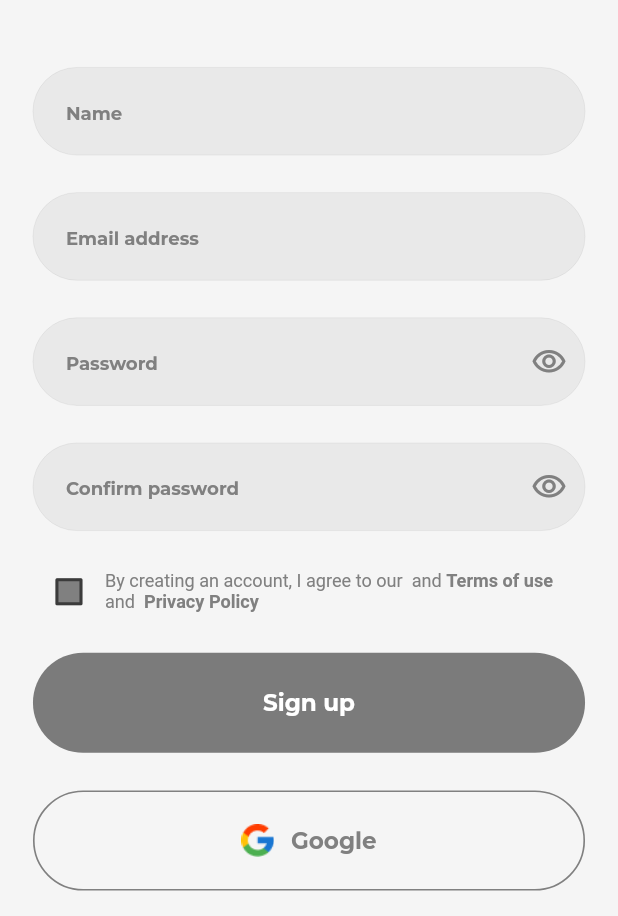
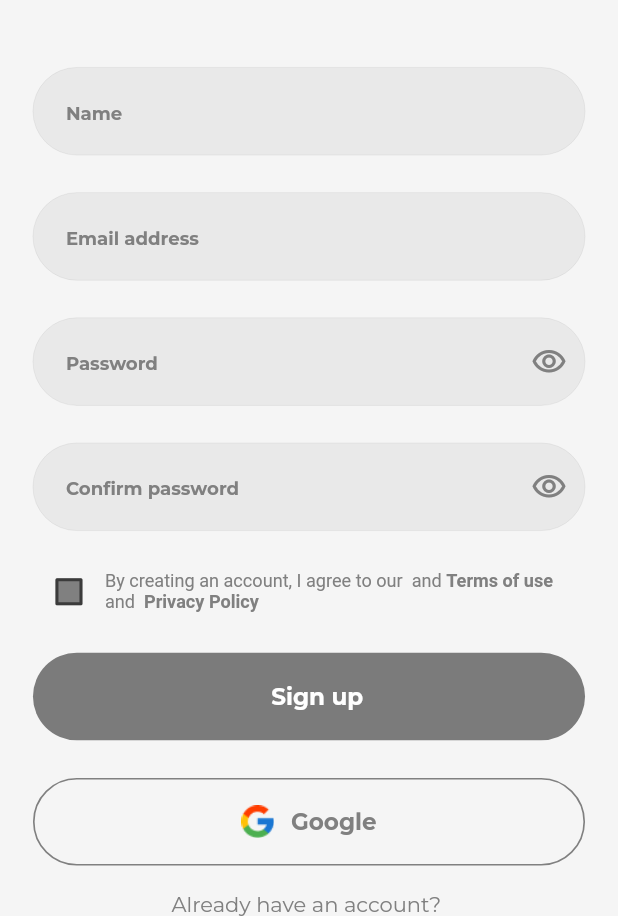
Before and after one commit to avnivrs/Rhobuy, a Flutter app: the SignupScreen screen opened directly, on a phone screen of 412 x 824 dp, the part 320-1236 px from its top. Run offline on Flutter 3.47's test engine with Material 2 defaults, Android fonts, the phone set to English and light mode, and no system bars; our stand-ins replace animated_text_kit, flutter_screenutil, get, hive_flutter, line_icons; accounts and stored records are empty.

Commit message:
animated text

```diff
--- a/lib/widget/basic_widget.dart
+++ b/lib/widget/basic_widget.dart
@@ -38,10 +38,10 @@
     width: 95.w,
     height: Get.mediaQuery.size.height * 0.4 - 50.h,
     decoration: BoxDecoration(
-      borderRadius: buildBorderRadius(100),
-      color: color,
-      image: DecorationImage(image: AssetImage(imgUrl+imageAsset),fit: BoxFit.cover)
-    ),
+        borderRadius: buildBorderRadius(100),
+        color: color,
+        image: DecorationImage(
+            image: AssetImage(imgUrl + imageAsset), fit: BoxFit.cover)),
   );
 }
 
@@ -53,7 +53,8 @@
       sizedBoxWidth(5),
       Text(
         '${DateTime.now().year} Rhobuy from Avniverse, Inc.',
-        style: TextStyle(fontSize: 11.sp, fontWeight:FontWeight.w600,color: kGreyColor),
+        style: TextStyle(
+            fontSize: 11.sp, fontWeight: FontWeight.w600, color: kGreyColor),
       ),
     ],
   );
@@ -68,7 +69,8 @@
 InputDecoration buildInputDecoration(String hintText) {
   return InputDecoration(
     hintText: hintText,
-    hintStyle: TextStyle(fontSize: 11.sp,fontWeight: FontWeight.w600,color: kGreyColor),
+    hintStyle: TextStyle(
+        fontSize: 11.sp, fontWeight: FontWeight.w600, color: kGreyColor),
     isCollapsed: true,
     contentPadding: EdgeInsets.symmetric(horizontal: 20.w, vertical: 23.h),
     filled: true,
@@ -84,8 +86,8 @@
   return InputDecoration(
     hintText: hintText,
     isCollapsed: true,
-    hintStyle: TextStyle(fontSize: 11.sp,fontWeight: FontWeight.w600,color: kGreyColor),
-
+    hintStyle: TextStyle(
+        fontSize: 11.sp, fontWeight: FontWeight.w600, color: kGreyColor),
     contentPadding: EdgeInsets.symmetric(horizontal: 20.w, vertical: 23.h),
     filled: true,
     fillColor: kInputBgColor,
@@ -110,8 +112,8 @@
   return InputDecoration(
     hintText: hintText,
     isCollapsed: true,
-    hintStyle: TextStyle(fontSize: 11.sp,fontWeight: FontWeight.w600,color: kGreyColor),
-
+    hintStyle: TextStyle(
+        fontSize: 11.sp, fontWeight: FontWeight.w600, color: kGreyColor),
     contentPadding: EdgeInsets.symmetric(horizontal: 20.w, vertical: 23.h),
     filled: true,
     fillColor: kInputBgColor,
@@ -136,8 +138,8 @@
   return InputDecoration(
     hintText: hintText,
     isCollapsed: true,
-    hintStyle: TextStyle(fontSize: 11.sp,fontWeight: FontWeight.w600,color: kGreyColor),
-
+    hintStyle: TextStyle(
+        fontSize: 11.sp, fontWeight: FontWeight.w600, color: kGreyColor),
     contentPadding: EdgeInsets.symmetric(horizontal: 20.w, vertical: 23.h),
     filled: true,
     fillColor: kInputBgColor,
@@ -195,28 +197,48 @@
     style: TextStyle(fontSize: 15.sp, color: kGreyColor),
   );
 }
+
 buildAuthButton(String buttonText, VoidCallback press) {
   return InkWell(
     onTap: press,
     child: Container(
         alignment: Alignment.center,
         width: double.infinity,
-        height: 80.h,
+        height: 70.h,
         decoration: BoxDecoration(
             color: kGreyBgColor, borderRadius: buildBorderRadius(50)),
-        child:  Text(
-          buttonText,
-          style: TextStyle(color: Colors.white,fontSize: 14.sp, fontWeight: FontWeight.w600),
+        child: Row(
+          mainAxisAlignment: MainAxisAlignment.center,
+          children: [
+            // SizedBox(
+            //     width: 15,
+            //     height: 15,
+            //     child: CircularProgressIndicator(
+            //       valueColor: const AlwaysStoppedAnimation(),
+            //       strokeWidth: 4.0,
+            //       color: kBlackColor.withOpacity(0.8),
+            //       backgroundColor: Colors.white,
+            //     )),
+            sizedBoxWidth(10),
+            Text(
+              buttonText,
+              style: TextStyle(
+                  color: Colors.white,
+                  fontSize: 14.sp,
+                  fontWeight: FontWeight.w600),
+            ),
+          ],
         )),
   );
 }
+
 InkWell buildGoogle(VoidCallback press) {
   return InkWell(
     onTap: press,
     child: Container(
         alignment: Alignment.center,
         width: double.infinity,
-        height: 80.h,
+        height: 70.h,
         decoration: BoxDecoration(
             color: kBgColor,
             border: Border.all(
```
Also changed, not shown: lib/main.dart (+4 -4 lines), lib/view/auth/animated_welcome.dart (+11 -4 lines).
